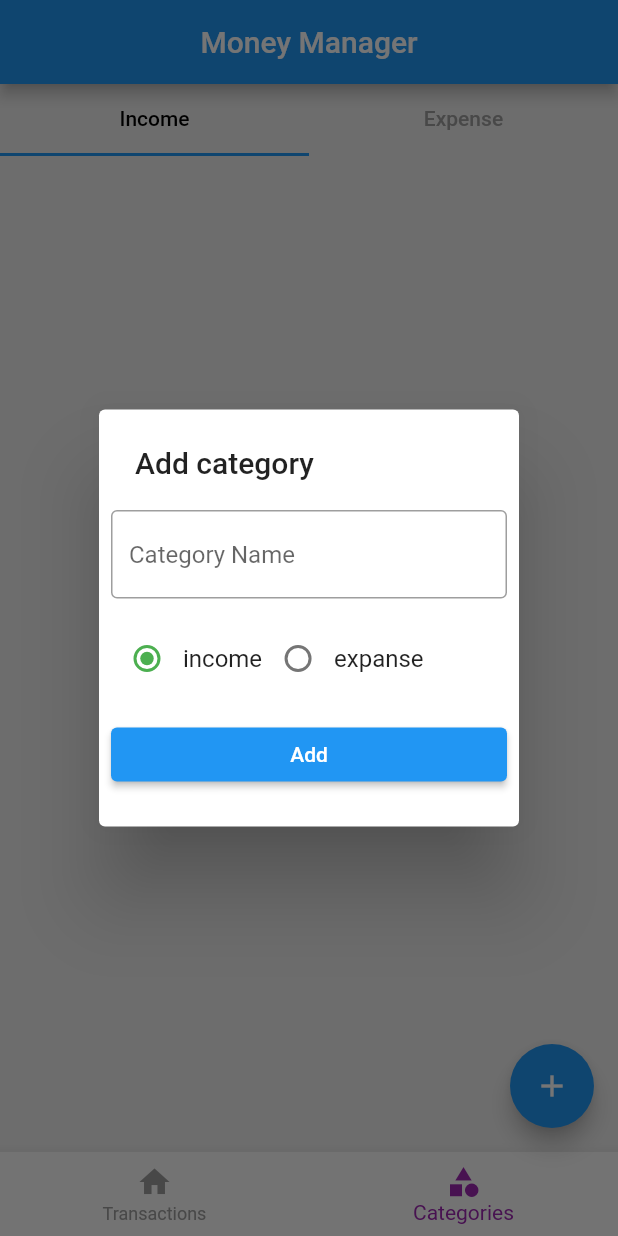
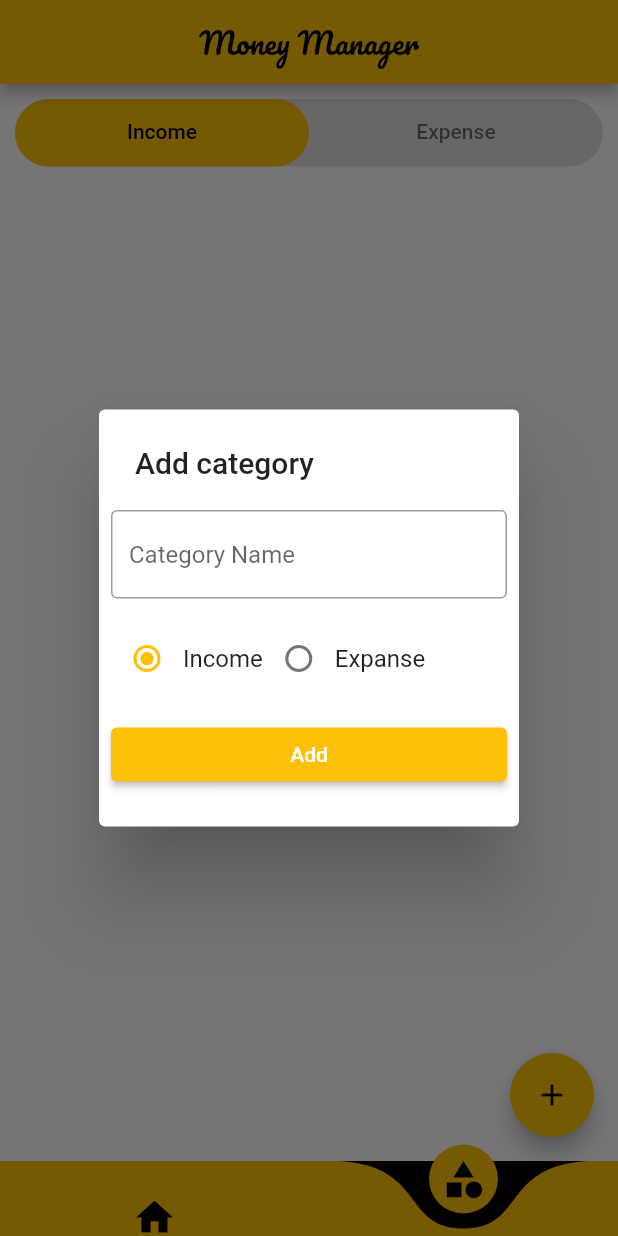
Before and after one commit to RiyasKpkr/Money-Manager, a Flutter app: the screen it shows after launch, item 2 of the bottom bar chosen, after a tap on the "add" icon, on a phone screen of 412 x 824 dp. Run offline on Flutter 3.47's test engine with Material 2 defaults, Android fonts, the phone set to English and light mode, and no system bars; drawn by our look-alikes of curved_navigation_bar; our stand-ins replace flutter_slidable, google_fonts, hive, hive_flutter; accounts and stored records are empty.

Commit message:
UI changese

```diff
--- a/lib/main.dart
+++ b/lib/main.dart
@@ -47,6 +47,7 @@ class MyApp extends StatelessWidget {
       theme: ThemeData(
         primarySwatch: Colors.blue,
       ),
+      debugShowCheckedModeBanner: false,
       home: const ScreenHome(),
       routes: {
         ScreenaddTransaction.routeName:(ctx) => const ScreenaddTransaction(),
--- a/lib/screens/category/category_add_popup.dart
+++ b/lib/screens/category/category_add_popup.dart
@@ -27,14 +27,17 @@ Future<void> showCategoryAddPopup(BuildContext context) async {
             padding: const EdgeInsets.all(8.0),
             child: Row(
               children: const [
-                RadioButton(title: 'income', type: CategoryType.income),
-                RadioButton(title: 'expanse', type: CategoryType.expanse),
+                RadioButton(title: 'Income', type: CategoryType.income),
+                RadioButton(title: 'Expanse', type: CategoryType.expanse),
               ],
             ),
           ),
           Padding(
             padding: const EdgeInsets.all(8.0),
             child: ElevatedButton(
+              style: ButtonStyle(
+                backgroundColor: MaterialStatePropertyAll(Colors.amber),
+              ),
               onPressed: () {
                 final _name = _nameEditingController.text;
                 if (_name.isEmpty) {
@@ -77,7 +80,7 @@ class RadioButton extends StatelessWidget {
           builder: (BuildContext ctx, CategoryType newCategory, Widget? _) {
             return Radio<CategoryType>(
               value: type,
-              activeColor: Colors.green,
+              activeColor: Colors.amber,
               groupValue: newCategory,
               onChanged: (value) {
                 if (value == null) {
--- a/lib/screens/category/screen_category.dart
+++ b/lib/screens/category/screen_category.dart
@@ -23,12 +23,24 @@ class _ScreenCategoryState extends State<ScreenCategory>
 
   @override
   Widget build(BuildContext context) {
-    return Column(
+    return Padding(
+      padding: const EdgeInsets.symmetric(horizontal: 10,vertical: 10),
+      child: Column(
         children: [
-        TabBar(
+          Container(
+            height: 45,
+            decoration: BoxDecoration(
+              color: Colors.grey[300],
+              borderRadius : BorderRadius.circular(25),
+            ),
+            child: TabBar(
+              indicator: BoxDecoration(
+                borderRadius: BorderRadius.circular(25),
+                color: Colors.amber
+              ),
               controller: _tabController,
               labelColor: Colors.black,
-          unselectedLabelColor: Colors.grey,
+              unselectedLabelColor: Colors.black54,
               tabs: const [
                 Tab(
                   text: 'Income',
@@ -37,6 +49,7 @@ class _ScreenCategoryState extends State<ScreenCategory>
                   text: 'Expense',
                 ),
               ],
+            ),
           ),
           Expanded(
             child: TabBarView(
@@ -48,6 +61,7 @@ class _ScreenCategoryState extends State<ScreenCategory>
             ),
           ),
         ],
+      ),
     );
   }
 }
--- a/lib/screens/home/screen_home.dart
+++ b/lib/screens/home/screen_home.dart
@@ -1,6 +1,7 @@
 import 'package:flutter/material.dart';
-import 'package:money_managment/db/category/category_db.dart';
-import 'package:money_managment/models/category/category_model.dart';
+import 'package:google_fonts/google_fonts.dart';
+// import 'package:money_managment/db/category/category_db.dart';
+// import 'package:money_managment/models/category/category_model.dart';
 import 'package:money_managment/screens/add_transaction/screen_add_transaction.dart';
 import 'package:money_managment/screens/category/category_add_popup.dart';
 import 'package:money_managment/screens/category/screen_category.dart';
@@ -17,9 +18,16 @@ class ScreenHome extends StatelessWidget {
   @override
   Widget build(BuildContext context) {
     return Scaffold(
-      backgroundColor: Colors.grey[200],
+      backgroundColor: Colors.white,
       appBar: AppBar(
-        title: const Text('Money Manager'),
+        backgroundColor: Colors.amber,
+        title:  Text(
+          'Money Manager',
+          style: GoogleFonts.pacifico(
+            color: Colors.black
+          ),
+        ),
+
         centerTitle: true,
       ),
       bottomNavigationBar: MoneyManagerBottomNavigation(),
@@ -32,14 +40,15 @@ class ScreenHome extends StatelessWidget {
         ),
       ),
       floatingActionButton: FloatingActionButton(
+        backgroundColor: Colors.amber,
         onPressed: () {
           if (selectedIndexNotifies.value == 0) {
             print('add transaction');
             Navigator.of(context).pushNamed(ScreenaddTransaction.routeName);
           } else {
-             print('add category');
+            print('add category');
 
-             showCategoryAddPopup(context);
+            showCategoryAddPopup(context);
             // final _sample = CategoryModel(
             //   id: DateTime.now().millisecondsSinceEpoch.toString(),
             //   name: 'Travel',
@@ -48,7 +57,7 @@ class ScreenHome extends StatelessWidget {
             // CategoryDB().insertCategory(_sample);
           }
         },
-        child: const Icon(Icons.add),
+        child: const Icon(Icons.add,color: Colors.black,),
       ),
     );
   }
--- a/lib/screens/home/widgets/bottom_navigation.dart
+++ b/lib/screens/home/widgets/bottom_navigation.dart
@@ -1,3 +1,4 @@
+import 'package:curved_navigation_bar/curved_navigation_bar.dart';
 import 'package:flutter/material.dart';
 import 'package:money_managment/screens/home/screen_home.dart';
 
@@ -9,22 +10,27 @@ class MoneyManagerBottomNavigation extends StatelessWidget {
     return ValueListenableBuilder(
       valueListenable: ScreenHome.selectedIndexNotifies,
       builder: (BuildContext context, int updatedIndex, Widget? _) {
-        return BottomNavigationBar(
-          // backgroundColor: Colors.black,
-          selectedItemColor: Colors.purple,
-          unselectedItemColor: Colors.grey,
-          currentIndex: updatedIndex,
+        return CurvedNavigationBar(
+          height: 50,
+          backgroundColor: Colors.black,
+          color: Colors.amber,
+          index: updatedIndex,
+          animationDuration: Duration(milliseconds: 300),
           onTap: (newIndex) {
             ScreenHome.selectedIndexNotifies.value = newIndex;
           },
           items: const [
-            BottomNavigationBarItem(
-              icon: Icon(Icons.home),
-              label: 'Transactions',
+            Icon(
+              Icons.home,
+              semanticLabel: 'Transactions',
+              color: Colors.black,
+              size: 30,
             ),
-            BottomNavigationBarItem(
-              icon: Icon(Icons.category),
-              label: 'Categories',
+            Icon(
+              Icons.category,
+              semanticLabel: 'Categories',
+              color: Colors.black,
+              size: 30,
             ),
           ],
         );
--- a/pubspec.yaml
+++ b/pubspec.yaml
@@ -39,6 +39,8 @@ dependencies:
   # The following adds the Cupertino Icons font to your application.
   # Use with the CupertinoIcons class for iOS style icons.
   cupertino_icons: ^1.0.2
+  google_fonts: ^3.0.1
+  curved_navigation_bar: ^1.0.3
 
 dev_dependencies:
   flutter_test:
```
Also changed, not shown: lib/screens/category/expanse_category_list.dart (+16 -9 lines), lib/screens/category/income_category_list.dart (+16 -9 lines), lib/screens/transactions/screen_transaction.dart (+9 -5 lines), pubspec.lock, 2 other files. Lines whose indentation alone changed are shown as unchanged.
